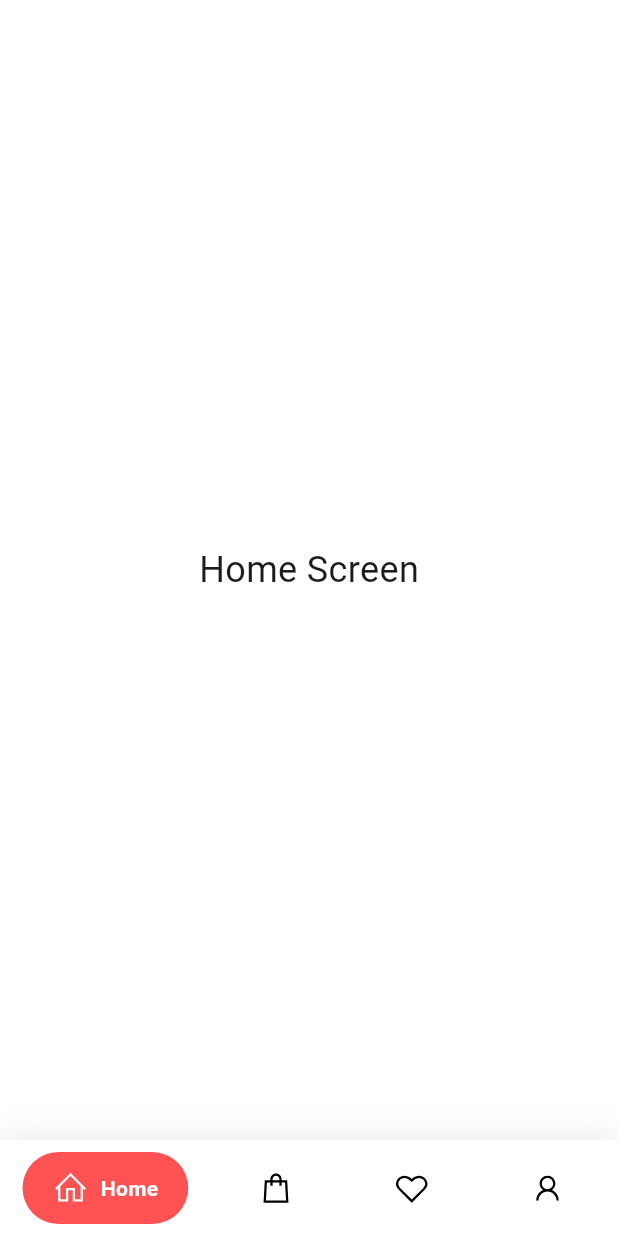
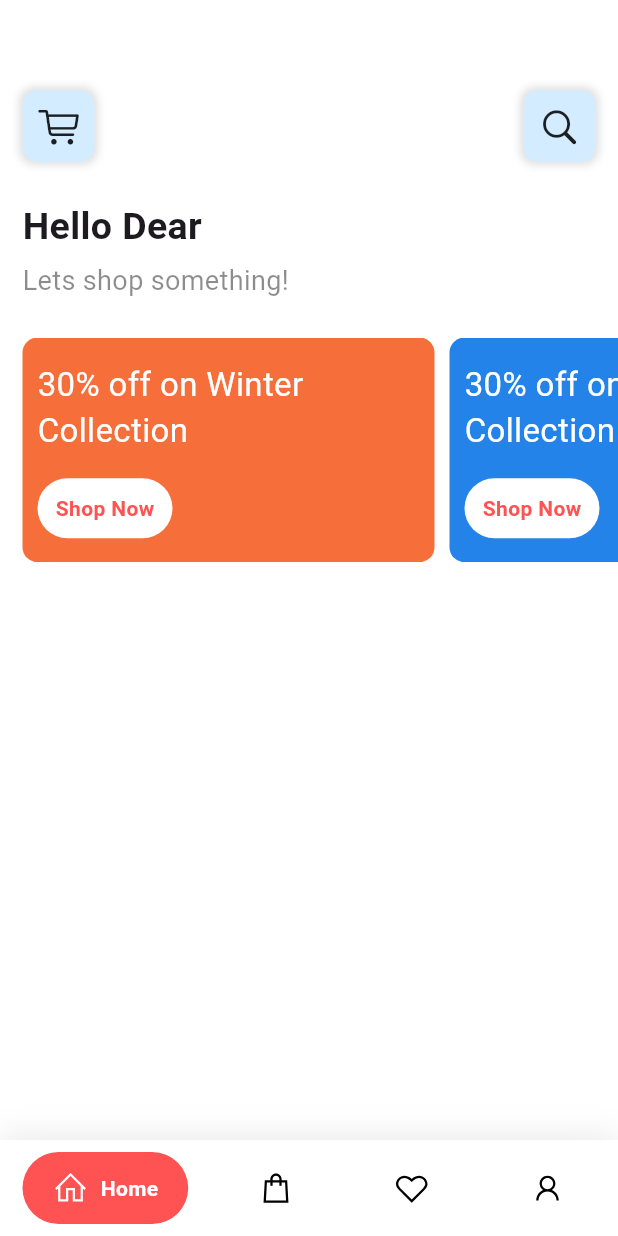
Before and after one commit to naeemahmed02/Flutter-UI, a Flutter app: the screen it shows after launch, on a phone screen of 412 x 824 dp. Run offline on Flutter 3.47's test engine with Material 3 defaults, Android fonts, the phone set to English and light mode, and no system bars; drawn by our look-alikes of google_nav_bar; our stand-ins replace line_icons.

Commit message:
Add sliders

```diff
--- a/ecommerce/lib/screens/home.dart
+++ b/ecommerce/lib/screens/home.dart
@@ -1,22 +1,122 @@
+import 'package:flutter/cupertino.dart';
 import 'package:flutter/material.dart';
 
 class Home extends StatelessWidget {
   @override
-  Widget build(BuildContext context){
+  Widget build(BuildContext context) {
     List<Color> Clrs = [
       Color.fromARGB(255, 246, 111, 58),
       Color.fromARGB(255, 36, 131, 233),
       Color.fromARGB(255, 63, 208, 143),
     ];
 
-    var imgageList = [
-      VIdeo: 9:34
-    ];
+    var imgageList = [];
 
-    var iconImagesList = [
+    var iconImagesList = [];
 
-    ];
-
-    return Container();
+    return SingleChildScrollView(
+        child: Column(
+      crossAxisAlignment: CrossAxisAlignment.start,
+      children: [
+        Padding(
+            padding: EdgeInsets.only(top: 60, left: 15, right: 15),
+            child: Row(
+              mainAxisAlignment: MainAxisAlignment.spaceBetween,
+              children: [
+                Container(
+                  padding: EdgeInsets.all(10),
+                  decoration: BoxDecoration(
+                      color: Color(0xFFD4ECFF),
+                      borderRadius: BorderRadius.circular(10),
+                      boxShadow: [
+                        BoxShadow(
+                          color: Colors.black12,
+                          blurRadius: 4,
+                          spreadRadius: 2,
+                        )
+                      ]),
+                  child: Icon(
+                    CupertinoIcons.cart,
+                    size: 28,
+                  ),
+                ),
+                Container(
+                  padding: EdgeInsets.all(10),
+                  decoration: BoxDecoration(
+                      color: Color(0xFFD4ECFF),
+                      borderRadius: BorderRadius.circular(10),
+                      boxShadow: [
+                        BoxShadow(
+                          color: Colors.black12,
+                          blurRadius: 4,
+                          spreadRadius: 2,
+                        )
+                      ]),
+                  child: Icon(
+                    CupertinoIcons.search,
+                    size: 28,
+                  ),
+                ),
+              ],
+            )),
+        Padding(
+          padding: EdgeInsets.symmetric(vertical: 25, horizontal: 15),
+          child: Column(
+            crossAxisAlignment: CrossAxisAlignment.start,
+            children: [
+              Text(
+                "Hello Dear",
+                style: TextStyle(fontSize: 25, fontWeight: FontWeight.bold),
+              ),
+              SizedBox(height: 5,),
+              Text("Lets shop something!",
+              style: TextStyle(fontSize: 18, color: Colors.black45),)
+            ],
+          ),
+        ),
+        SingleChildScrollView(
+          scrollDirection: Axis.horizontal,
+          padding: EdgeInsets.only(left: 15,),
+          child: Row(children: [
+            for(int i = 0; i<3; i++)
+            Container(
+              margin: EdgeInsets.only(right:10),
+              padding: EdgeInsets.only(left: 10),
+              width: MediaQuery.of(context).size.width / 1.5,
+              height: MediaQuery.of(context).size.height / 5.5,
+              decoration: BoxDecoration(
+                color: Clrs[i],
+                borderRadius: BorderRadius.circular(10),
+              ),
+              child: Row(
+                mainAxisAlignment: MainAxisAlignment.spaceBetween,
+                children: [
+                  Expanded(child: Column(
+                    mainAxisAlignment: MainAxisAlignment.spaceEvenly,
+                    crossAxisAlignment: CrossAxisAlignment.start,
+                    children: [
+                      Text("30% off on Winter Collection", style: TextStyle(fontSize: 22, color: Colors.white),),
+                      Container(
+                        padding: EdgeInsets.all(10),
+                        width: 90,
+                        decoration: BoxDecoration(
+                          color: Colors.white,
+                          borderRadius: BorderRadius.circular(20),
+                        ),
+                        child: Center(
+                          child: Text("Shop Now",
+                          style: TextStyle(color: Colors.redAccent, fontWeight: FontWeight.bold),
+                          ),
+                        ),
+                      )
+                    ],
+                  ))
+                ],
+              ),
+            )
+          ],),
+        )
+      ],
+    ));
   }
 }
--- a/ecommerce/lib/screens/screens.dart
+++ b/ecommerce/lib/screens/screens.dart
@@ -1,3 +1,4 @@
+import 'package:ecommerce/screens/home.dart';
 import 'package:flutter/material.dart';
 import 'package:google_nav_bar/google_nav_bar.dart';
 import 'package:line_icons/line_icons.dart';
@@ -13,7 +14,7 @@ class _ScreensState extends State<Screens> {
   int _selectedIndex = 0;
 
   static List<Widget> _widgetOptions = <Widget>[
-    Center(child: Text('Home Screen', style: TextStyle(fontSize: 24))),
+    Home(),
     Center(child: Text('Search Screen', style: TextStyle(fontSize: 24))),
     Center(child: Text('Notifications', style: TextStyle(fontSize: 24))),
     Center(child: Text('Profile', style: TextStyle(fontSize: 24))),
```
